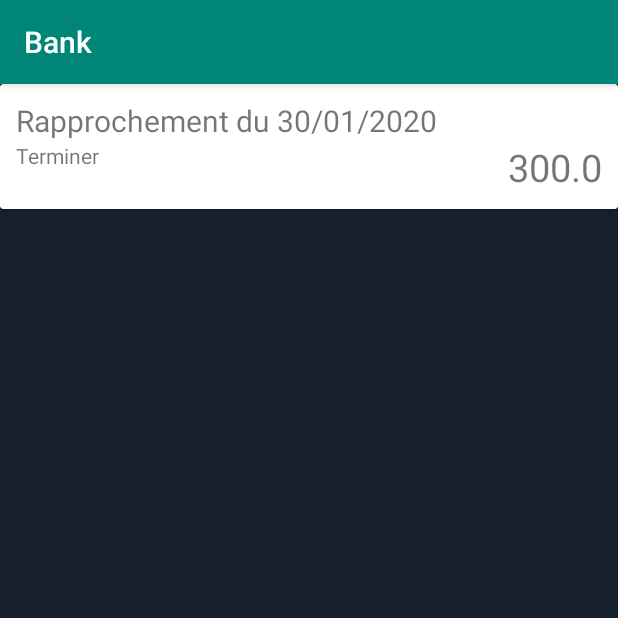
After one commit to tristan-spinnewyn/gestionMoney, an Android app: the RapprochementListe screen opened directly, with no data from a screen before it, on a phone screen of 412 x 824 dp, the top half of it. The commit adds this screen. Run offline under Robolectric (Android 15) with nearby library versions, the phone set to English and light mode, and no system bars; our stand-ins replace Room's generated code.

Commit message:
Add histo rapprochement

```diff
--- a/app/src/main/AndroidManifest.xml
+++ b/app/src/main/AndroidManifest.xml
@@ -9,10 +9,11 @@
         android:roundIcon="@mipmap/ic_launcher_round"
         android:supportsRtl="true"
         android:theme="@style/AppTheme">
+        <activity android:name=".RapprochementListe"></activity>
         <activity
             android:name=".RapprochementActivity"
             android:label="@string/title_activity_rapprochement"
-            android:theme="@style/AppTheme.NoActionBar"></activity>
+            android:theme="@style/AppTheme.NoActionBar" />
         <activity
             android:name=".MainActivity"
             android:label="@string/app_name"
--- a/app/src/main/java/spinnewyn/project/bank/MainActivity.kt
+++ b/app/src/main/java/spinnewyn/project/bank/MainActivity.kt
@@ -249,8 +249,9 @@ class MainActivity : AppCompatActivity() {
     override fun onOptionsItemSelected(item: MenuItem): Boolean {
         val db = BankDatabase.getDatabase(this)
         return when (item.itemId) {
-            R.id.action_settings -> {
-                //todo account
+            R.id.histoRapp -> {
+                val intent = Intent(this,RapprochementListe::class.java)
+                this.startActivity(intent)
                 true
             }
             R.id.rapprochement ->{
--- /dev/null
+++ b/app/src/main/java/spinnewyn/project/bank/RapprochementAdapter.kt
@@ -0,0 +1,43 @@
+package spinnewyn.project.bank
+
+import android.content.Context
+import android.view.LayoutInflater
+import android.view.ViewGroup
+import androidx.recyclerview.widget.RecyclerView
+import spinnewyn.project.bank.data.tier.RapprochementDAO
+import java.text.DateFormat
+import java.text.SimpleDateFormat
+import java.util.*
+
+class RapprochementAdapter(private val dao: RapprochementDAO,
+                           private val context: Context): RecyclerView.Adapter<RapprochementViewHolder>() {
+
+    override fun onCreateViewHolder(parent: ViewGroup, viewType: Int): RapprochementViewHolder {
+        return RapprochementViewHolder(
+            LayoutInflater
+                .from(context)
+                .inflate(R.layout.rapprochement_cell,parent,false)
+        )
+    }
+
+    override fun getItemCount(): Int {
+        return dao.countRapprochement()
+    }
+
+    override fun onBindViewHolder(holder: RapprochementViewHolder, position: Int) {
+        val rapprochement = dao.getRapprochement(position)
+        holder.montantFin.setText(rapprochement.solde.toString())
+        if(rapprochement.soldeFinal == null){
+            holder.txtStatut.setText("En cours")
+        }else{
+            holder.txtStatut.setText("Terminer")
+        }
+        holder.txtLblRap.setText("Rapprochement du ${convertDate(rapprochement.date_rap)}")
+    }
+
+    private fun convertDate(date : Date): String{
+        val formatter: DateFormat = SimpleDateFormat("dd/MM/yyyy")
+        val today: String = formatter.format(date)
+        return today
+    }
+}
--- /dev/null
+++ b/app/src/main/java/spinnewyn/project/bank/RapprochementListe.kt
@@ -0,0 +1,20 @@
+package spinnewyn.project.bank
+
+import androidx.appcompat.app.AppCompatActivity
+import android.os.Bundle
+import androidx.recyclerview.widget.LinearLayoutManager
+import kotlinx.android.synthetic.main.activity_rapprochement_liste.*
+import spinnewyn.project.bank.data.tier.BankDatabase
+
+class RapprochementListe : AppCompatActivity() {
+
+    override fun onCreate(savedInstanceState: Bundle?) {
+        super.onCreate(savedInstanceState)
+        setContentView(R.layout.activity_rapprochement_liste)
+        val db = BankDatabase.getDatabase(this)
+
+        lstRapp.layoutManager = LinearLayoutManager(this)
+        lstRapp.adapter = RapprochementAdapter(db.rapprochementDao(),this)
+
+    }
+}
--- /dev/null
+++ b/app/src/main/java/spinnewyn/project/bank/RapprochementViewHolder.kt
@@ -0,0 +1,12 @@
+package spinnewyn.project.bank
+
+import android.view.View
+import android.widget.TextView
+import androidx.recyclerview.widget.RecyclerView
+import org.w3c.dom.Text
+
+class RapprochementViewHolder(row:View): RecyclerView.ViewHolder(row){
+    val txtLblRap = row.findViewById<TextView>(R.id.dateRappTxt)
+    val txtStatut = row.findViewById<TextView>(R.id.statutRapp)
+    val montantFin = row.findViewById<TextView>(R.id.montantFinRapp)
+}
--- a/app/src/main/java/spinnewyn/project/bank/data/tier/RapprochementDAO.kt
+++ b/app/src/main/java/spinnewyn/project/bank/data/tier/RapprochementDAO.kt
@@ -8,7 +8,7 @@ interface RapprochementDAO {
     @Query("SELECT * FROM Rapprochement")
     fun getRapprochements(): List<Rapprochement>
 
-    @Query("SELECT * FROM Rapprochement LIMIT 1 offset :position")
+    @Query("SELECT * FROM Rapprochement order by date_rap DESC LIMIT 1 offset :position")
     fun getRapprochement(position: Int): Rapprochement
 
     @Query("SELECT count(*) FROM Rapprochement")
--- /dev/null
+++ b/app/src/main/res/layout/activity_rapprochement_liste.xml
@@ -0,0 +1,17 @@
+<?xml version="1.0" encoding="utf-8"?>
+<LinearLayout  xmlns:android="http://schemas.android.com/apk/res/android"
+    xmlns:app="http://schemas.android.com/apk/res-auto"
+    xmlns:tools="http://schemas.android.com/tools"
+    android:layout_width="match_parent"
+    android:layout_height="match_parent"
+    tools:context=".RapprochementListe"
+    android:background="@color/colorPrimaryDark">
+
+    <androidx.recyclerview.widget.RecyclerView
+        android:layout_width="match_parent"
+        android:layout_height="match_parent"
+        android:id="@+id/lstRapp">
+
+    </androidx.recyclerview.widget.RecyclerView>
+
+</LinearLayout >
--- /dev/null
+++ b/app/src/main/res/layout/rapprochement_cell.xml
@@ -0,0 +1,36 @@
+<?xml version="1.0" encoding="utf-8"?>
+<androidx.cardview.widget.CardView xmlns:android="http://schemas.android.com/apk/res/android"
+    android:orientation="vertical" android:layout_width="match_parent"
+    android:layout_height="wrap_content" android:layout_marginBottom="5dp">
+    <RelativeLayout
+        android:layout_width="match_parent"
+        android:layout_height="wrap_content"
+        android:layout_margin="5dp"
+        android:padding="5dp">
+        <TextView
+            android:layout_width="wrap_content"
+            android:layout_height="wrap_content"
+            android:id="@+id/dateRappTxt"
+            android:text="Rapprochement du 29/01/2020"
+            android:textSize="20dp"
+            />
+        <TextView
+            android:layout_width="wrap_content"
+            android:layout_height="wrap_content"
+            android:text="Terminé"
+            android:layout_below="@id/dateRappTxt"
+            android:id="@+id/statutRapp"
+            />
+        <TextView
+            android:layout_width="wrap_content"
+            android:layout_height="wrap_content"
+            android:textSize="25dp"
+            android:text="1346.87€"
+            android:layout_alignParentEnd="true"
+            android:layout_centerInParent="true"
+            android:layout_below="@id/dateRappTxt"
+            android:id="@+id/montantFinRapp"
+            />
+
+    </RelativeLayout>
+</androidx.cardview.widget.CardView>
--- a/app/src/main/res/menu/menu_main.xml
+++ b/app/src/main/res/menu/menu_main.xml
@@ -2,11 +2,6 @@
     xmlns:app="http://schemas.android.com/apk/res-auto"
     xmlns:tools="http://schemas.android.com/tools"
     tools:context="spinnewyn.project.bank.MainActivity">
-    <item
-        android:id="@+id/action_settings"
-        android:orderInCategory="100"
-        android:title="@string/action_settings"
-        app:showAsAction="never" />
     <item
         android:id="@+id/rapprochement"
         android:title="@string/rapp"
```
